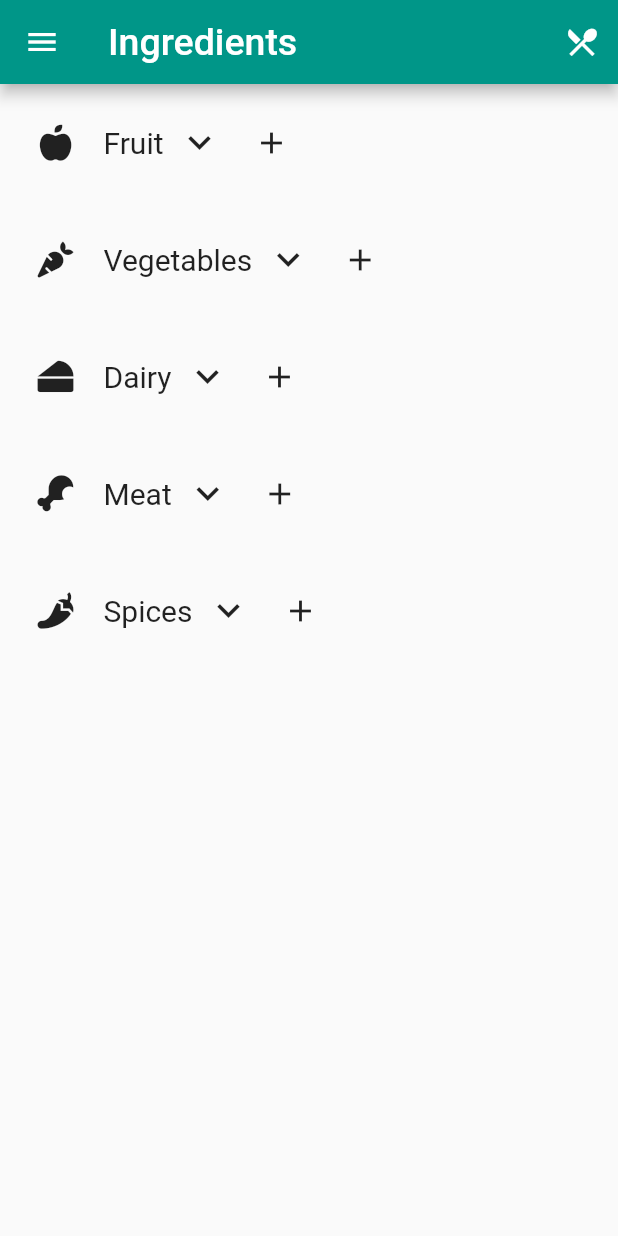
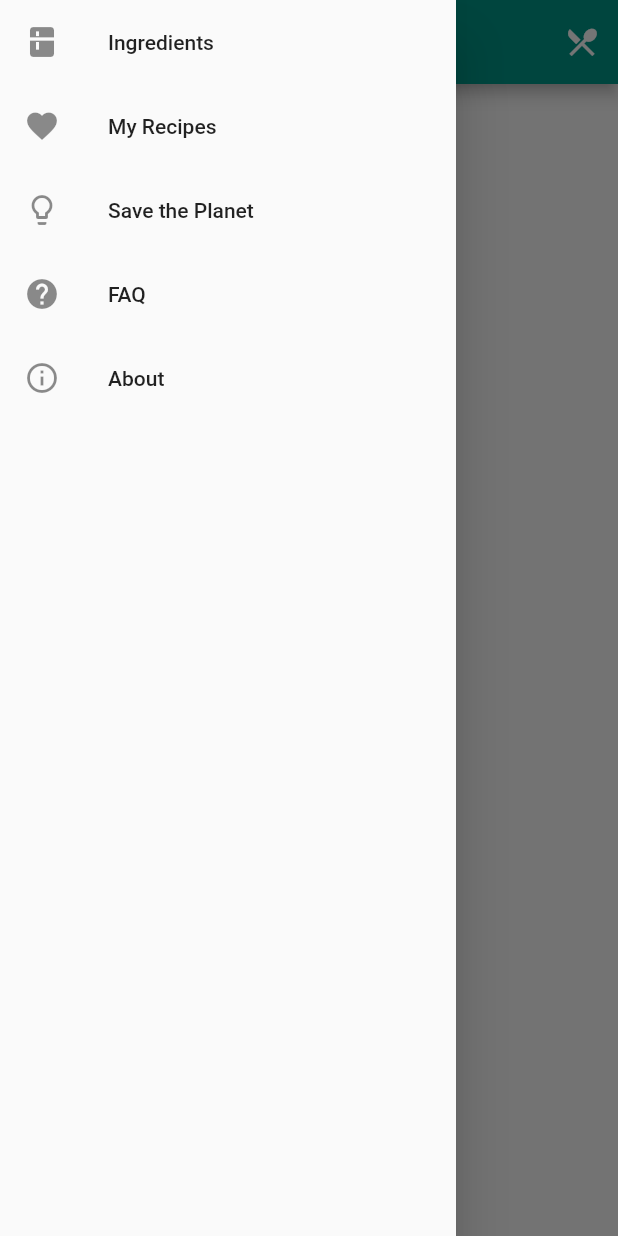
Before and after one commit to ht1006/Food-For-Thought, a Flutter app: the screen it shows after launch, with the side drawer open (before the commit the screen has no drawer), on a phone screen of 412 x 824 dp. Run offline on Flutter 3.47's test engine with Material 2 defaults, Android fonts, the phone set to English and light mode, and no system bars; our stand-ins replace font_awesome_flutter.

Commit message:
an2217, ht2717: added slide menu

```diff
--- a/lib/main.dart
+++ b/lib/main.dart
@@ -10,6 +10,10 @@ List<String> vegs = <String>['Broccoli', 'Carrots', 'Aubergines', 'Asparagus'];
 List<String> dairy = <String>['Milk', 'Almond Milk'];
 List<String> meat = <String>['Lamb', 'Chicken', 'Beef'];
 List<String> spices = <String>['Chilli Powder'];
+List<String> menuChoices = <String>['Ingredients','My Recipes','Save the Planet'
+  ,'FAQ','About'];
+List<IconData> menuIcons = <IconData>[Icons.kitchen, Icons.favorite,
+  Icons.lightbulb_outline, Icons.help, Icons.info_outline];
 final List<IconData> icons
 = <IconData>[FontAwesomeIcons.appleAlt, FontAwesomeIcons.carrot, FontAwesomeIcons.cheese
   , FontAwesomeIcons.drumstickBite, FontAwesomeIcons.pepperHot];
@@ -22,7 +26,7 @@ class Home extends StatelessWidget {
   Widget build(BuildContext context) {
     return Scaffold(
       appBar: AppBar(
-        leading: Icon(Icons.menu),
+        //leading: Icon(Icons.menu),
         title: Text('Ingredients', style: new TextStyle(fontSize: 25.0)),
         backgroundColor: Colors.teal,
         actions: <Widget>[
@@ -31,6 +35,20 @@ class Home extends StatelessWidget {
             onPressed: () {},
           ),
         ],
+      ),
+      drawer: new Drawer(
+        child: new ListView.builder(
+              itemBuilder: (BuildContext context, int index) {
+                return new Container(
+                  child: new ListTile(
+                    leading: Icon(menuIcons[index]),
+                    title: new Text(
+                      menuChoices[index],
+                    ),
+                  ),
+                );},
+              itemCount: menuChoices.length,
+            ),
         ),
       body: new ListView.builder(
         itemBuilder: (BuildContext context, int index) {
@@ -71,6 +89,8 @@ class _ExpandableListViewState extends State<ExpandableListView> {
                 new Text(
                   ingredients[widget.index], style: TextStyle(fontSize: 20),
                 ),
+                new Row(
+                  children: <Widget>[
                       new IconButton(icon: new Icon(
                       expandFlag ? Icons.keyboard_arrow_up : Icons.keyboard_arrow_down,
                       size: 30.0,
@@ -80,7 +100,8 @@ class _ExpandableListViewState extends State<ExpandableListView> {
                             expandFlag = !expandFlag;
                           });
                         }),
-                new IconButton(icon: new Icon(Icons.add), onPressed: () => _asyncAddIngrDialog(context))
+                    new IconButton(icon: new Icon(Icons.add), onPressed: () => _asyncAddIngrDialog(context))],
+                  ),
               ],
             ),
           ),
```
Also changed, not shown: 2 other files. Lines whose indentation alone changed are shown as unchanged.
